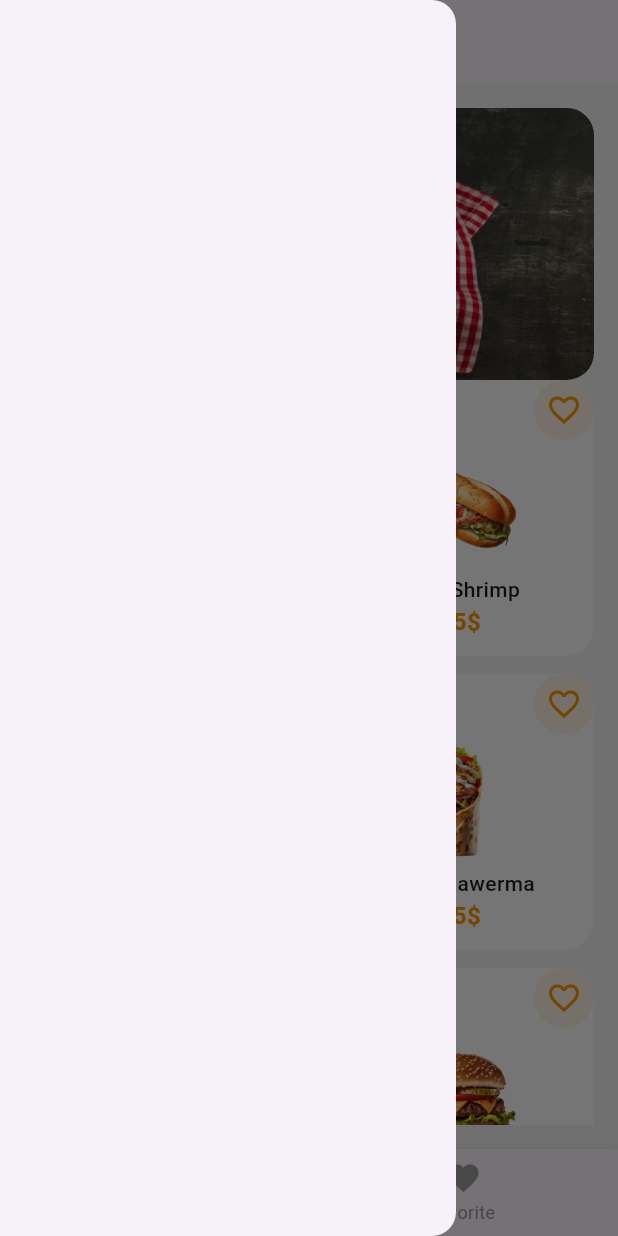
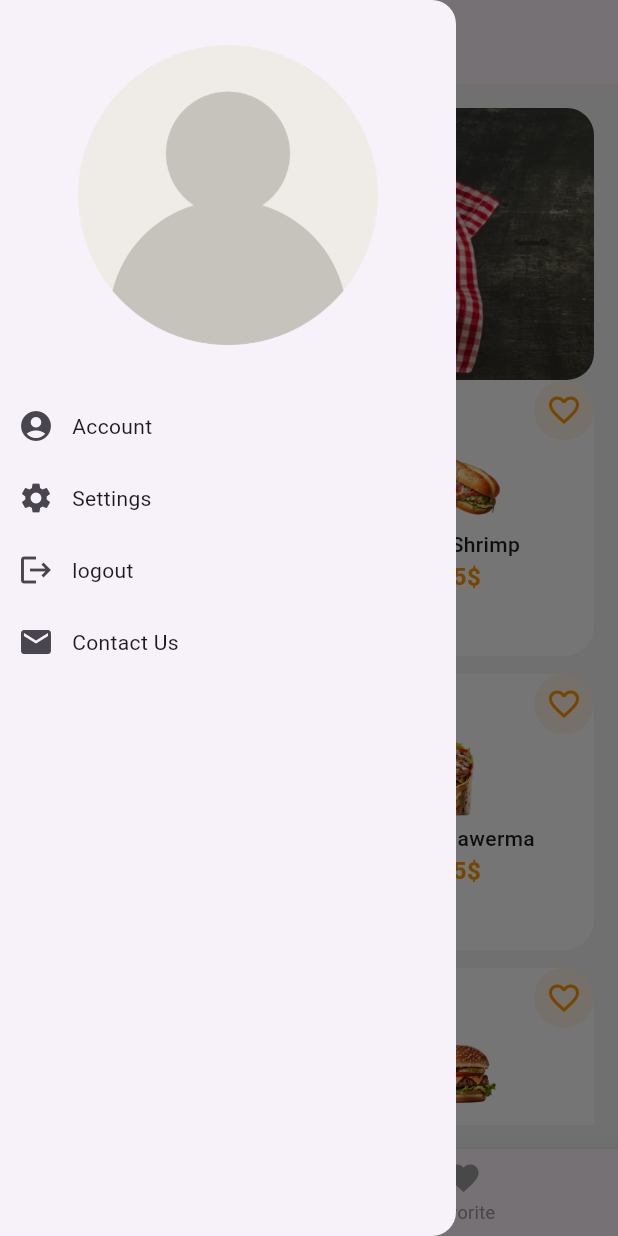
Before and after one commit to Nourhan-Elhamy/Billaapp, a Flutter app: the screen it shows after launch, with the side drawer open, on a phone screen of 412 x 824 dp. Run offline on Flutter 3.47's test engine with Material 3 defaults, Android fonts, the phone set to English and light mode, and no system bars.

Commit message:
add drawer

```diff
--- a/lib/core/utls/app_images.dart
+++ b/lib/core/utls/app_images.dart
@@ -9,6 +9,7 @@ class AppImages{
   static const String crispyzinger  = "assets/images/image 23.png";
   static const String meatshawerma  = "assets/images/image 24.png";
   static const String pizza  = "assets/images/image 25.png";
+  static const String profile = "assets/images/user.png";
 
 
 
--- a/lib/feature/favorite/views/favorite_screen.dart
+++ b/lib/feature/favorite/views/favorite_screen.dart
@@ -24,7 +24,6 @@ List<FoodModel> favlist =foods.where((foodModel) => foodModel.fav==true).toList(
       return Card(
         color: AppColors.containercolor,
         child: ListTile(
-
           title: Text(favlist[index].title.toString(),style: TextStyle(fontWeight: FontWeight.w500,fontSize: 14)),
           subtitle: Text(favlist[index].price.toString(),style: TextStyle(fontWeight: FontWeight.w700,fontSize: 16,color: AppColors.favoriteborder),),
           leading:  Image.asset(favlist[index].image,height: 90,width: 90,),
--- a/lib/feature/home/models/food_model.dart
+++ b/lib/feature/home/models/food_model.dart
@@ -48,5 +48,17 @@ List <FoodModel> foods=[
       title: "Beaf Burger",
       price: "7.5\$"
   ),
-
+  FoodModel(image: AppImages.beafburger,
+      title: "Beaf Burger",
+      price: "7.5\$"),
+  FoodModel(
+      image: AppImages.pizza,
+      title: "Pizza",
+      price: "4.5\$"
+  ),
+  FoodModel(
+      image: AppImages.spicyshrimp,
+      title: "Spicy Shrimp",
+      price: "9.5\$"
+  ),
 ];
--- a/lib/feature/home/views/home_screen.dart
+++ b/lib/feature/home/views/home_screen.dart
@@ -2,6 +2,7 @@
 
 import 'package:billaapp/core/utls/app_colors.dart';
 import 'package:billaapp/core/utls/app_images.dart';
+import 'package:billaapp/feature/home/views/widgets/drawer_widget.dart';
 
 import 'package:billaapp/feature/home/views/widgets/home_screen_body.dart';
 
@@ -36,7 +37,9 @@ class _HomeScreenState extends State<HomeScreen> {
           ,),
         centerTitle: true,
       ),
-      drawer: Drawer(),
+      drawer: Drawer(
+        child: DrawerWidget(),
+      ),
       bottomNavigationBar: BottomNavigationBar(
         onTap: (bottomIndex){
 
--- /dev/null
+++ b/lib/feature/home/views/widgets/drawer_widget.dart
@@ -0,0 +1,50 @@
+import 'package:billaapp/core/utls/app_images.dart';
+import 'package:flutter/cupertino.dart';
+import 'package:flutter/material.dart';
+
+class DrawerWidget extends StatefulWidget {
+  const DrawerWidget({super.key});
+
+  @override
+  State<DrawerWidget> createState() => _DrawerWidgetState();
+}
+
+class _DrawerWidgetState extends State<DrawerWidget> {
+  @override
+  Widget build(BuildContext context) {
+    return Column(
+
+      children: [
+        SizedBox(height: 30,),
+        SizedBox(
+          height: 200,
+            child: Image.asset(AppImages.profile,)),
+        SizedBox(height: 30,),
+        Row(
+          children: [
+            IconButton(onPressed: (){}, icon: Icon(Icons.account_circle)),
+            Text("Account"),
+          ],
+        ),
+        Row(
+          children: [
+            IconButton(onPressed: (){}, icon: Icon(Icons.settings)),
+            Text("Settings"),
+          ],
+        ),
+        Row(
+          children: [
+            IconButton(onPressed: (){}, icon: Icon(Icons.logout)),
+            Text("logout"),
+          ],
+        ),
+        Row(
+          children: [
+            IconButton(onPressed: (){}, icon: Icon(Icons.mail)),
+            Text("Contact Us"),
+          ],
+        ),
+      ],
+    );
+  }
+}
--- a/lib/feature/home/views/widgets/food_home_widget.dart
+++ b/lib/feature/home/views/widgets/food_home_widget.dart
@@ -48,7 +48,7 @@ class _FoodHomeWidgetState extends State<FoodHomeWidget> {
               )
             ],
           )
-          ,Image.asset(foods[widget.index].image,height: 90,width: 90,),
+          ,Image.asset(foods[widget.index].image,height: 60,),
           Text(foods[widget.index].title.toString(),style: TextStyle(fontWeight: FontWeight.w500,fontSize: 14),),
           Text(foods[widget.index].price.toString(),style: TextStyle(fontWeight: FontWeight.w700,fontSize: 16,color: AppColors.favoriteborder),)
 
--- a/lib/feature/home/views/widgets/home_screen_body.dart
+++ b/lib/feature/home/views/widgets/home_screen_body.dart
@@ -32,6 +32,7 @@ class _HomeScreenBodyState extends State<HomeScreenBody> {
           SliverToBoxAdapter(
             child: CustomBanner(),
           ),
+
           SliverGrid.builder(gridDelegate: SliverGridDelegateWithFixedCrossAxisCount(crossAxisCount: 2,crossAxisSpacing: 12,mainAxisSpacing: 12),
             itemCount: foods.length ,
             itemBuilder: (context,index){
```
Also changed, not shown: assets/images/user.png (added).
